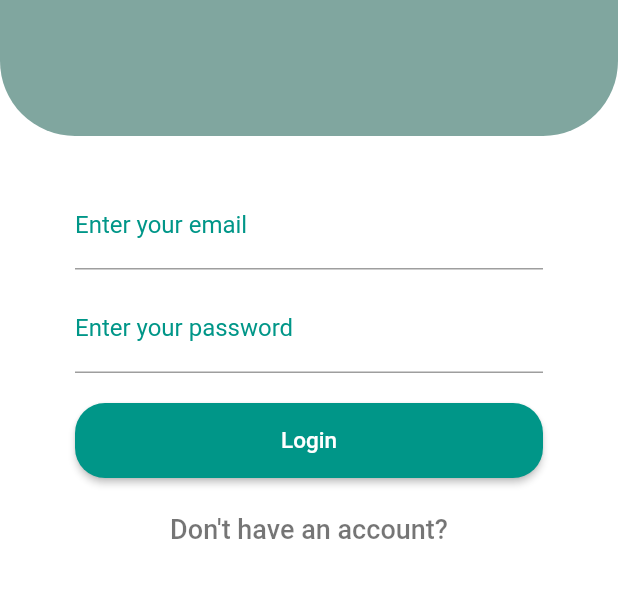
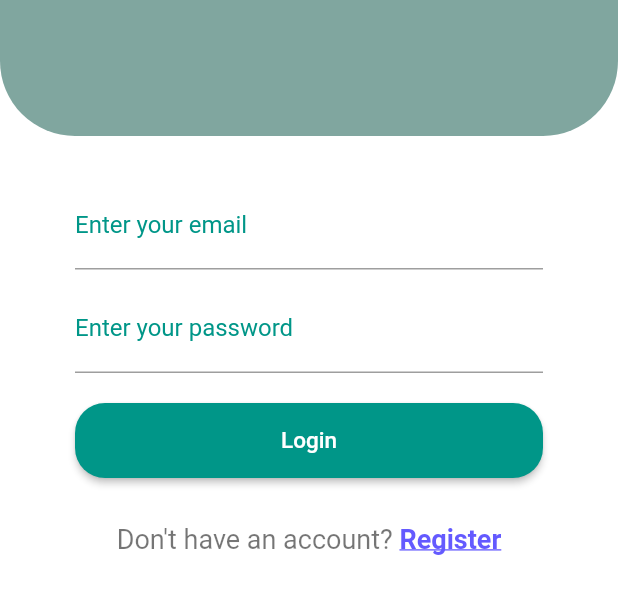
Before and after one commit to spk22/touchlesspro_back4app, a Flutter app: the AdminAuthPage screen opened by its route, on a phone screen of 412 x 824 dp, the part 482-1096 px from its top. Run offline on Flutter 3.47's test engine with Material 2 defaults, Android fonts, the phone set to English and light mode, and no system bars; our stand-ins replace parse_server_sdk, shared_preferences; accounts and stored records are empty.

Commit message:
toggle login-register auth

```diff
--- a/lib/main.dart
+++ b/lib/main.dart
@@ -1,5 +1,6 @@
 import 'package:flutter/material.dart';
 import 'package:shared_preferences/shared_preferences.dart';
+import 'package:parse_server_sdk/parse_server_sdk.dart';
 
 import 'ui/admin_auth.dart';
 import 'ui/home.dart';
--- a/lib/ui/auth_form.dart
+++ b/lib/ui/auth_form.dart
@@ -1,5 +1,6 @@
 import 'package:flutter/material.dart';
 import 'package:touchlesspro_back4app/ui/auth_button.dart';
+import 'package:touchlesspro_back4app/ui/toggle_auth.dart';
 import 'admin_auth.dart';
 
 class AuthForm extends StatefulWidget {
@@ -57,27 +58,38 @@ class _AuthFormState extends State<AuthForm> {
                 //TODO: Login/Register the admin
               },
             ),
-            SizedBox(height: 10.0),
-            FlatButton(
-              onPressed: () {
-                if (widget.authType == AuthType.login) {
-                  Navigator.of(context)
-                      .pushReplacementNamed(AdminAuthPage.registerId);
-                } else {
-                  Navigator.of(context)
-                      .pushReplacementNamed(AdminAuthPage.loginId);
-                }
-              },
-              child: Text(
-                widget.authType == AuthType.login
-                    ? 'Don\'t have an account?'
-                    : 'Already have an account?',
-                style: TextStyle(
-                  fontSize: 18,
-                  color: Colors.black54,
-                ),
-              ),
+            SizedBox(height: 30.0),
+            ToggleAuthWidget(
+              toggleText: widget.authType == AuthType.login
+                  ? 'Don\'t have an account? '
+                  : 'Already have an account? ',
+              richTextName:
+                  widget.authType == AuthType.login ? 'Register' : 'Login',
+              routeName: widget.authType == AuthType.login
+                  ? AdminAuthPage.registerId
+                  : AdminAuthPage.loginId,
+              richTextColor: Color(0xFF645AFF),
             ),
+            // FlatButton(
+            //   onPressed: () {
+            //     if (widget.authType == AuthType.login) {
+            //       Navigator.of(context)
+            //           .pushReplacementNamed(AdminAuthPage.registerId);
+            //     } else {
+            //       Navigator.of(context)
+            //           .pushReplacementNamed(AdminAuthPage.loginId);
+            //     }
+            //   },
+            //   child: Text(
+            //     widget.authType == AuthType.login
+            //         ? 'Don\'t have an account?'
+            //         : 'Already have an account?',
+            //     style: TextStyle(
+            //       fontSize: 18,
+            //       color: Colors.black54,
+            //     ),
+            //   ),
+            // ),
           ],
         ),
       ),
--- /dev/null
+++ b/lib/ui/toggle_auth.dart
@@ -0,0 +1,47 @@
+import 'package:flutter/material.dart';
+
+class ToggleAuthWidget extends StatelessWidget {
+  final String toggleText;
+  final String richTextName;
+  final String routeName;
+  final Color richTextColor;
+  const ToggleAuthWidget({
+    Key key,
+    this.toggleText,
+    this.richTextName,
+    this.richTextColor,
+    this.routeName,
+  }) : super(key: key);
+
+  @override
+  Widget build(BuildContext context) {
+    return InkWell(
+      onTap: () {
+        Navigator.of(context).pushReplacementNamed(routeName);
+      },
+      child: SizedBox(
+        height: 30.0,
+        child: RichText(
+          text: TextSpan(
+            text: toggleText,
+            style: TextStyle(
+              fontSize: 18,
+              color: Colors.black54,
+            ),
+            //Theme.of(context).textTheme.headline6,
+            children: <TextSpan>[
+              TextSpan(
+                text: richTextName,
+                style: TextStyle(
+                  decoration: TextDecoration.underline,
+                  fontWeight: FontWeight.bold,
+                  color: richTextColor,
+                ),
+              ),
+            ],
+          ),
+        ),
+      ),
+    );
+  }
+}
--- a/pubspec.yaml
+++ b/pubspec.yaml
@@ -24,6 +24,7 @@ dependencies:
   flutter:
     sdk: flutter
   shared_preferences: ^0.5.8
+  parse_server_sdk: ^1.0.27
 
 
   # The following adds the Cupertino Icons font to your application.
```
Also changed, not shown: pubspec.lock.
